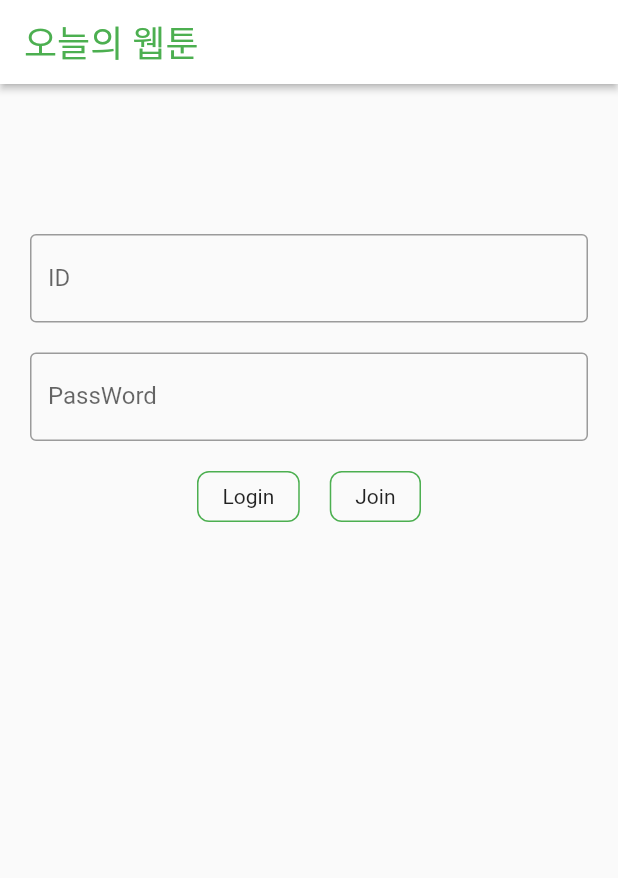
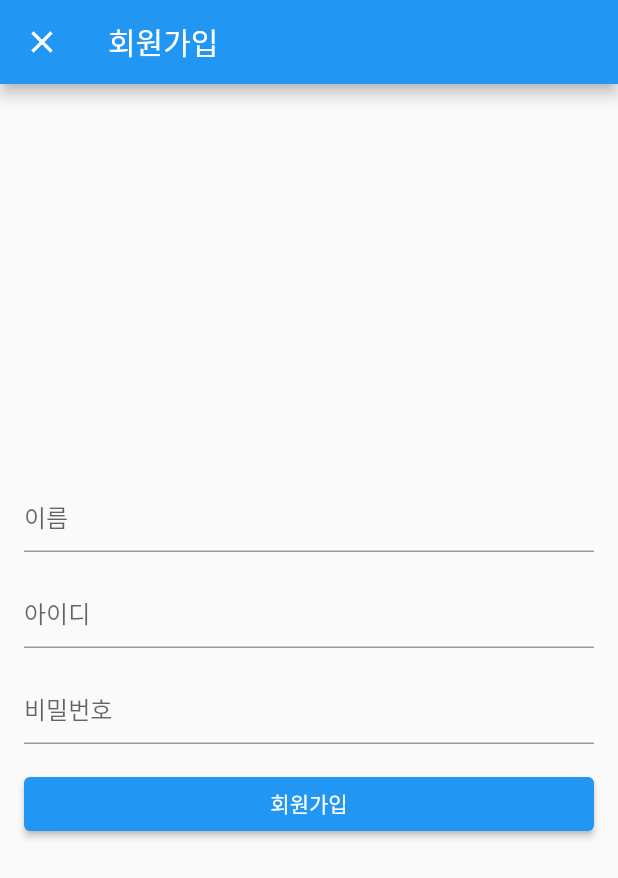
Before and after one commit to itavita08/Webtoon_App, a Flutter app: the screen it shows after launch, after a tap on "Join", on a phone screen of 412 x 824 dp. Shown: the top 878 px of the screen. Run offline on Flutter 3.47's test engine with Material 2 defaults, Android fonts, the phone set to English and light mode, and no system bars; our stand-ins replace dio, flutter_secure_storage, shared_preferences; network calls fail.

Commit message:
로그인 화면 생성 수정, 회원가입 화면 생성

```diff
--- a/lib/main.dart
+++ b/lib/main.dart
@@ -1,6 +1,7 @@
 import 'dart:io';
 
 import 'package:flutter/material.dart';
+import 'package:toonflix/screens/home_screen.dart';
 import 'package:toonflix/screens/login_screen.dart';
 
 class MyHttpOverrides extends HttpOverrides {
@@ -23,8 +24,11 @@ class App extends StatelessWidget {
 
   @override
   Widget build(BuildContext context) {
-    return const MaterialApp(
-      home: LoginScreen(),
+    return MaterialApp(
+      routes: {
+        '/home': (context) => HomeScreen(),
+      },
+      home: const LoginScreen(),
     );
   }
 }
--- a/lib/screens/join_screen.dart
+++ b/lib/screens/join_screen.dart
@@ -0,0 +1,108 @@
+import 'package:flutter/material.dart';
+import 'package:http/http.dart' as http;
+import 'package:toonflix/screens/home_screen.dart';
+
+class JoinScreen extends StatefulWidget {
+  const JoinScreen({super.key});
+
+  @override
+  State<JoinScreen> createState() => _JoinScreenState();
+}
+
+class _JoinScreenState extends State<JoinScreen> {
+  final TextEditingController _nameController = TextEditingController();
+  final TextEditingController _idController = TextEditingController();
+  final TextEditingController _passwordController = TextEditingController();
+
+  bool isLoading = false;
+
+  Future<void> _submit() async {
+    final String name = _nameController.text;
+    final String id = _idController.text;
+    final String password = _passwordController.text;
+
+    final response = await http.post(
+      Uri.parse('http://localhost:3000/webtoon'),
+      body: {
+        'name': name,
+        'id': id,
+        'password': password,
+      },
+    );
+
+    if (response.statusCode == 200) {
+      isLoading = true;
+    } else {
+      isLoading = false;
+    }
+  }
+
+  @override
+  Widget build(BuildContext context) {
+    return Scaffold(
+      appBar: AppBar(title: const Text('회원가입')),
+      body: Padding(
+        padding: const EdgeInsets.all(16.0),
+        child: Column(
+          mainAxisAlignment: MainAxisAlignment.center,
+          crossAxisAlignment: CrossAxisAlignment.stretch,
+          children: [
+            TextField(
+              controller: _nameController,
+              decoration: const InputDecoration(
+                hintText: '이름',
+              ),
+            ),
+            const SizedBox(height: 16.0),
+            TextField(
+              controller: _idController,
+              decoration: const InputDecoration(
+                hintText: '아이디',
+              ),
+            ),
+            const SizedBox(height: 16.0),
+            TextField(
+              controller: _passwordController,
+              decoration: const InputDecoration(
+                hintText: '비밀번호',
+              ),
+            ),
+            const SizedBox(height: 16.0),
+            ElevatedButton(
+              onPressed: () {
+                _submit();
+                if (isLoading) {
+                  Navigator.push(
+                    context,
+                    MaterialPageRoute(
+                      // PadgeROuteBuilder : 더 다양한 애니메이션 적용 가능,
+                      builder: (context) => HomeScreen(),
+                      fullscreenDialog: true,
+                    ),
+                  );
+                } else {
+                  showDialog(
+                    context: context,
+                    builder: (BuildContext context) {
+                      return AlertDialog(
+                        title: const Text('회원가입 실패'),
+                        content: const Text('회원가입 실패'),
+                        actions: [
+                          TextButton(
+                            onPressed: () => Navigator.pop(context),
+                            child: const Text('확인'),
+                          ),
+                        ],
+                      );
+                    },
+                  );
+                }
+              },
+              child: const Text('회원가입'),
+            ),
+          ],
+        ),
+      ),
+    );
+  }
+}
```
Also changed, not shown: lib/screens/login_screen.dart (+56 -4 lines), lib/services/api_service.dart (+7 -11 lines).
